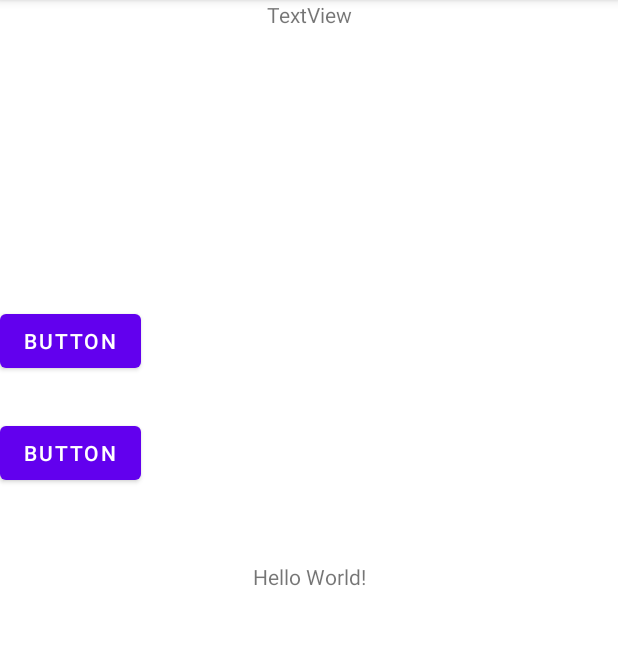
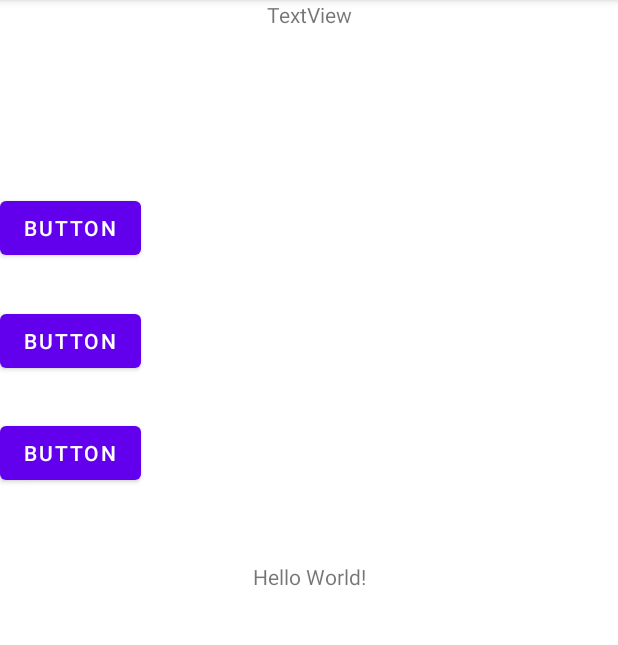
Before and after one commit to dannynex/learningGit, an Android app: the screen it shows after launch (MainActivity), on a phone screen of 412 x 824 dp, the part 84-729 px from its top. Run offline under Robolectric (Android 15) with nearby library versions, the phone set to English and light mode, and no system bars.

Commit message:
and another

```diff
--- a/app/src/main/res/layout/activity_main.xml
+++ b/app/src/main/res/layout/activity_main.xml
@@ -47,4 +47,15 @@
         app:layout_constraintVertical_bias="0.806"
         tools:layout_editor_absoluteX="168dp" />
 
+    <Button
+        android:id="@+id/button3"
+        android:layout_width="wrap_content"
+        android:layout_height="wrap_content"
+        android:layout_marginTop="56dp"
+        android:text="Button"
+        app:layout_constraintBottom_toTopOf="@+id/textView2"
+        app:layout_constraintTop_toBottomOf="@+id/textView"
+        app:layout_constraintVertical_bias="0.21"
+        tools:layout_editor_absoluteX="47dp" />
+
 </androidx.constraintlayout.widget.ConstraintLayout>
```
